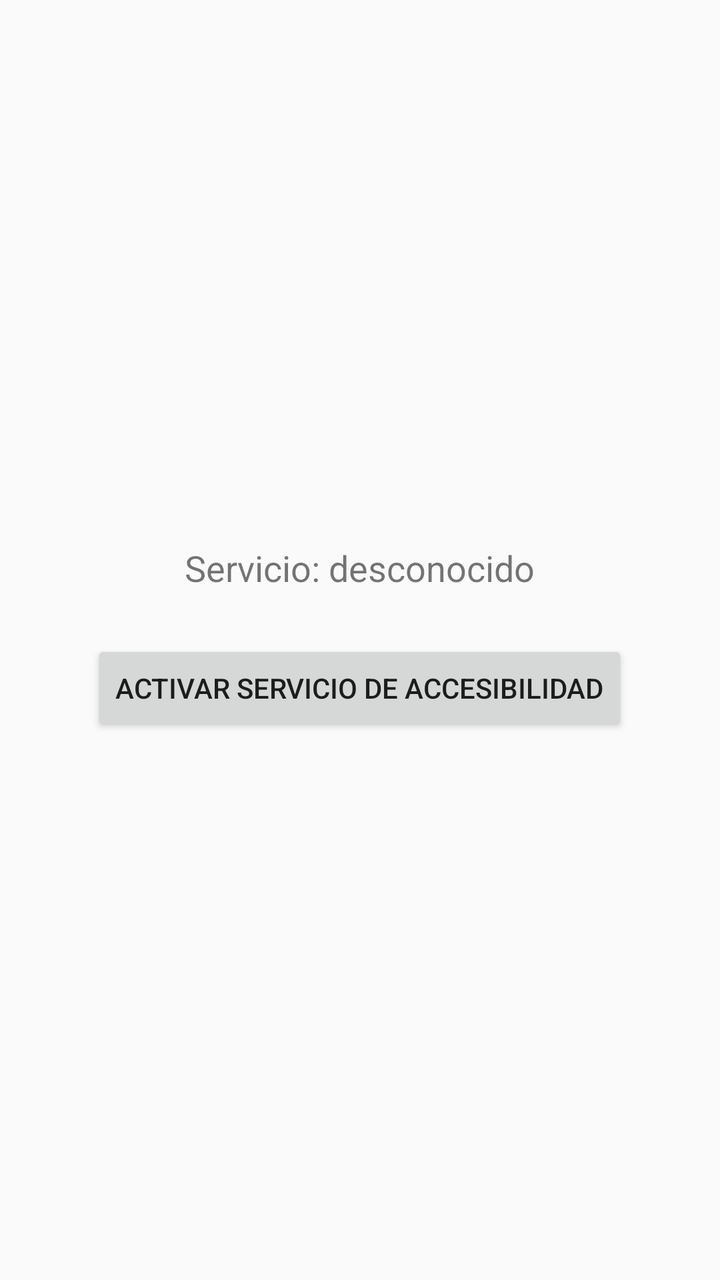
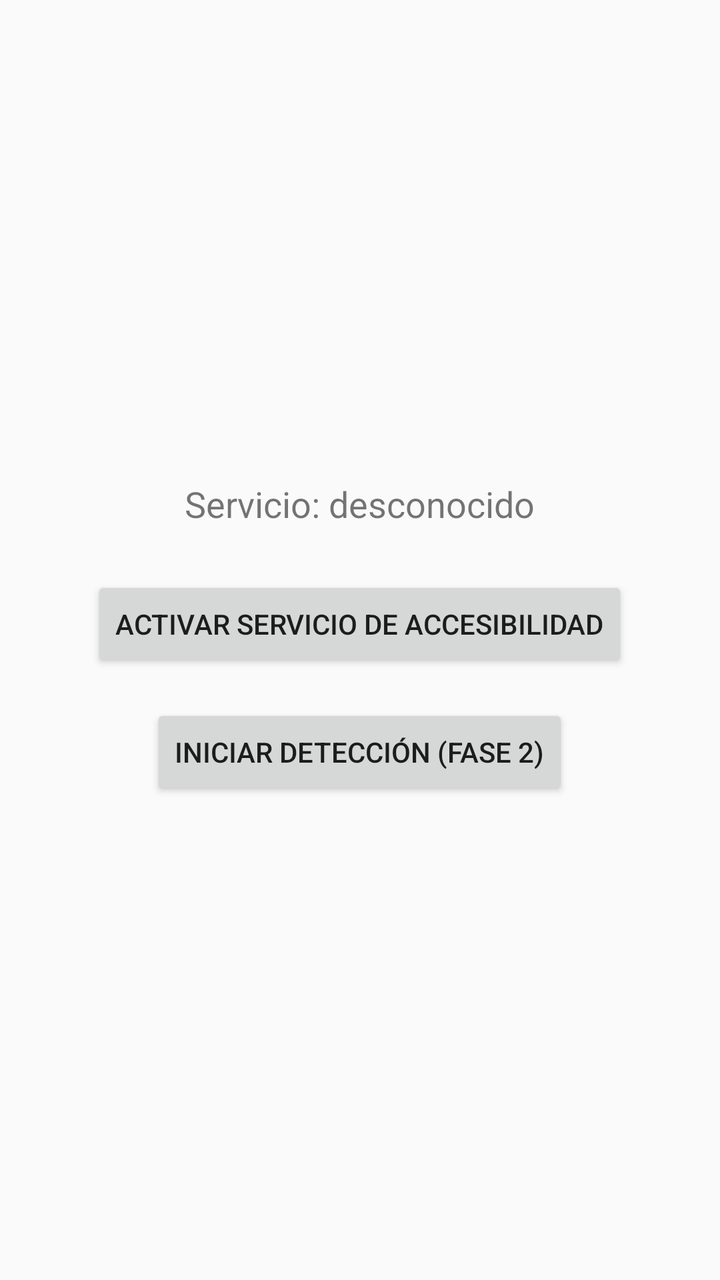

Screens rendered from an Android XML layout before and after an edit, with the pre-edit source and the edit as a unified diff.
<!-- AndroidManifest.xml: application theme android:Theme.Material.Light -->
<!-- res/layout/activity_main.xml -->
<?xml version="1.0" encoding="utf-8"?>
<LinearLayout xmlns:android="http://schemas.android.com/apk/res/android"
    android:layout_width="match_parent"
    android:layout_height="match_parent"
    android:orientation="vertical"
    android:padding="24dp"
    android:gravity="center">

    <TextView
        android:id="@+id/statusText"
        android:layout_width="wrap_content"
        android:layout_height="wrap_content"
        android:text="Servicio: desconocido"
        android:textSize="18sp"
        android:layout_marginBottom="24dp" />

    <Button
        android:id="@+id/btnOpenAccessibility"
        android:layout_width="wrap_content"
        android:layout_height="wrap_content"
        android:text="Activar servicio de accesibilidad" />

</LinearLayout>
<!-- resources referenced by this layout -->
<resources>

</resources>

<!-- the commit's change to res/layout/activity_main.xml (unified diff, before → after) -->
@@ -18,6 +18,13 @@
         android:id="@+id/btnOpenAccessibility"
         android:layout_width="wrap_content"
         android:layout_height="wrap_content"
-        android:text="Activar servicio de accesibilidad" />
+        android:text="Activar servicio de accesibilidad"
+        android:layout_marginBottom="16dp" />
+
+    <Button
+        android:id="@+id/btnStartDetection"
+        android:layout_width="wrap_content"
+        android:layout_height="wrap_content"
+        android:text="Iniciar detección (Fase 2)" />
 
 </LinearLayout>
